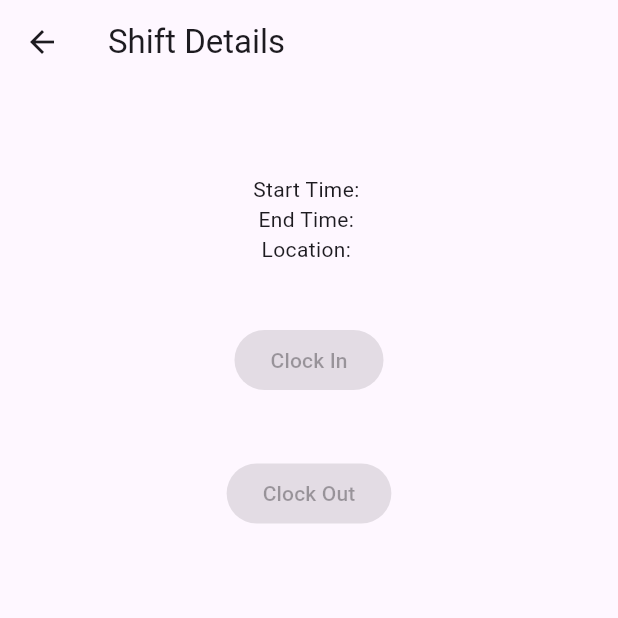
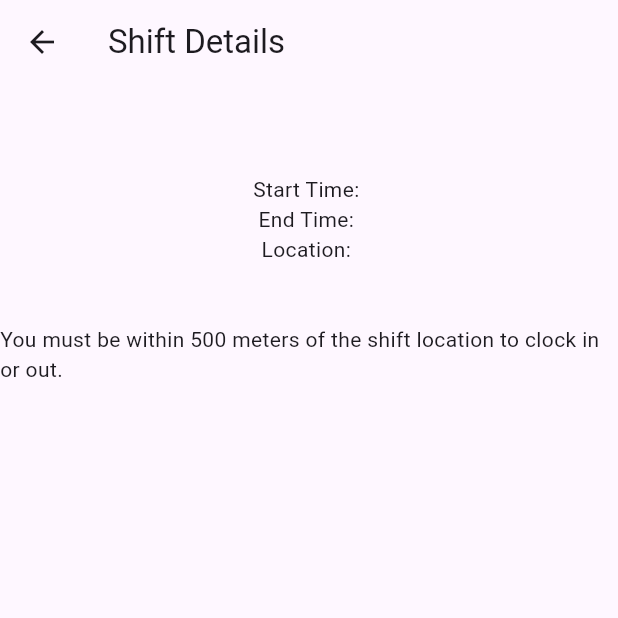
Before and after one commit to kdeano/hulee_user_shifts_app, a Flutter app: the ShiftDetailsPage screen opened directly with empty values, on a phone screen of 412 x 824 dp, the top half of it. Run offline on Flutter 3.47's test engine with Material 3 defaults, Android fonts, the light colour scheme and no system bars; our stand-ins replace geolocator, table_calendar; network calls fail; statements that could not run were skipped.

Commit message:
feat: geolocation validation for clocking in and out of shifts

```diff
--- a/lib/config/consts.dart
+++ b/lib/config/consts.dart
@@ -6,4 +6,6 @@ enum ToastType {
 class Consts {
   static const String apiUrl =
       "https://flutter-test-five.vercel.app/api/shifts/user";
+
+  static const int maxDistanceFromShiftLocation = 500;
 }
--- /dev/null
+++ b/lib/helpers/location_helper.dart
@@ -0,0 +1,30 @@
+import 'package:geolocator/geolocator.dart';
+
+class LocationHelper {
+  static Future<Position> getCurrentLocation() async {
+    bool serviceEnabled;
+    LocationPermission permission;
+
+    serviceEnabled = await Geolocator.isLocationServiceEnabled();
+    if (!serviceEnabled) {
+      return Future.error("Location services are disabled.");
+    }
+
+    permission = await Geolocator.checkPermission();
+    if (permission == LocationPermission.denied) {
+      permission = await Geolocator.requestPermission();
+      if (permission == LocationPermission.denied) {
+        return Future.error("Location permissions are denied.");
+      }
+    }
+
+    if (permission == LocationPermission.deniedForever) {
+      return Future.error(
+          "Location permissions are permanently denied. We cannot request permissions.");
+    }
+
+    return await Geolocator.getCurrentPosition(
+      locationSettings: LocationSettings(accuracy: LocationAccuracy.high),
+    );
+  }
+}
--- a/lib/models/shift.dart
+++ b/lib/models/shift.dart
@@ -12,6 +12,9 @@ class Shift {
   final int? numOfShiftsPerDay;
   final Location? location;
   final String? date;
+
+  double get locationLongitude => location?.coordinates?.longitude ?? 0.0;
+  double get locationLatitude => location?.coordinates?.latitude ?? 0.0;
 
   Shift({
     this.id,
--- a/lib/screens/shift_details_page.dart
+++ b/lib/screens/shift_details_page.dart
@@ -1,4 +1,7 @@
 import 'package:flutter/material.dart';
+import 'package:geolocator/geolocator.dart';
+import 'package:hulee_user_shifts_app/config/consts.dart';
+import 'package:hulee_user_shifts_app/helpers/location_helper.dart';
 import 'package:hulee_user_shifts_app/models/shift.dart';
 
 class ShiftDetailsPage extends StatefulWidget {
@@ -25,10 +28,12 @@ class ShiftDetailsPageState extends State<ShiftDetailsPage> {
   bool _isClockOutEnabled = false;
   String _clockInValidationMessage = '';
   String _clockOutValidationMessage = '';
+  bool _isWithinShiftLocation = false;
 
   @override
   void initState() {
     super.initState();
+    _getLocationDetails();
     _checkClockInStatus();
     _checkClockOutStatus();
   }
@@ -42,7 +47,8 @@ class ShiftDetailsPageState extends State<ShiftDetailsPage> {
         int.parse(widget.shift.startTime!.split(':')[0]),
         int.parse(widget.shift.startTime!.split(':')[1]));
     final fifteenMinutesBeforeStart = startTime.subtract(Duration(minutes: 15));
-    if (currentTime.isAfter(fifteenMinutesBeforeStart) &&
+    if (_isWithinShiftLocation &&
+        currentTime.isAfter(fifteenMinutesBeforeStart) &&
         currentTime.isBefore(startTime)) {
       setState(() {
         _isClockInEnabled = true;
@@ -65,7 +71,8 @@ class ShiftDetailsPageState extends State<ShiftDetailsPage> {
         int.parse(widget.shift.finishTime!.split(':')[0]),
         int.parse(widget.shift.finishTime!.split(':')[1]));
     final fifteenMinutesAfterEnd = endTime.add(Duration(minutes: 15));
-    if (widget.isClockedIn &&
+    if (_isWithinShiftLocation &&
+        widget.isClockedIn &&
         currentTime.isAfter(endTime) &&
         currentTime.isBefore(fifteenMinutesAfterEnd)) {
       setState(() {
@@ -78,6 +85,17 @@ class ShiftDetailsPageState extends State<ShiftDetailsPage> {
             'You can only clock out 15 minutes after the shift ends.';
       });
     }
+  }
+
+  void _getLocationDetails() async {
+    final userLocation = await LocationHelper.getCurrentLocation();
+    final shiftLocationLongitude = widget.shift.locationLongitude;
+    final shiftLocationLatitude = widget.shift.locationLatitude;
+    final distance = Geolocator.distanceBetween(userLocation.latitude,
+        userLocation.longitude, shiftLocationLatitude, shiftLocationLongitude);
+    setState(() {
+      _isWithinShiftLocation = distance <= Consts.maxDistanceFromShiftLocation;
+    });
   }
 
   @override
@@ -100,7 +118,8 @@ class ShiftDetailsPageState extends State<ShiftDetailsPage> {
             Text('End Time: ${widget.shift.finishTime}'),
             Text('Location: ${widget.shift.location!.name}'),
             SizedBox(height: 40),
-            widget.isClockedOut
+            _isWithinShiftLocation
+                ? (widget.isClockedOut
                     ? Text('You already completed the shift.')
                     : Column(
                         children: [
@@ -126,7 +145,9 @@ class ShiftDetailsPageState extends State<ShiftDetailsPage> {
                           ),
                           Text(_clockOutValidationMessage),
                         ],
-                  ),
+                      ))
+                : Text(
+                    'You must be within ${Consts.maxDistanceFromShiftLocation} meters of the shift location to clock in or out.'),
           ],
         ),
       ),
--- a/pubspec.yaml
+++ b/pubspec.yaml
@@ -37,6 +37,7 @@ dependencies:
     http: ^1.3.0
     intl: ^0.20.2
     table_calendar: ^3.2.0
+    geolocator: ^13.0.2
 
 dev_dependencies:
     flutter_test:
```
Also changed, not shown: pubspec.lock, 4 other files. Lines whose indentation alone changed are shown as unchanged.
